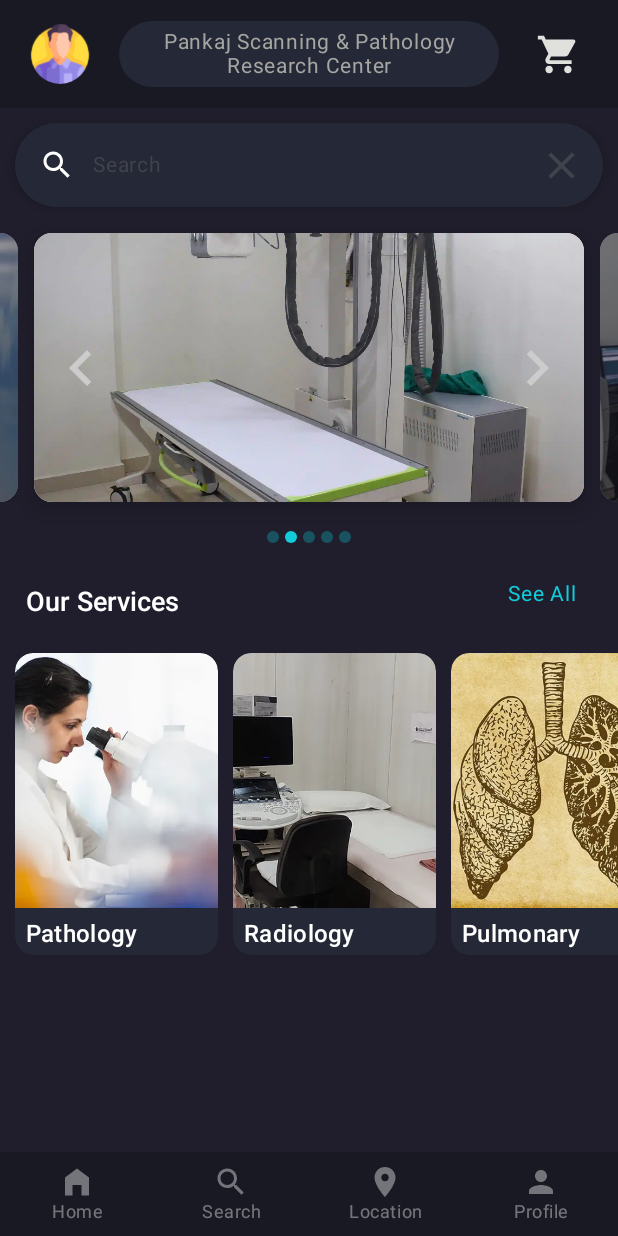
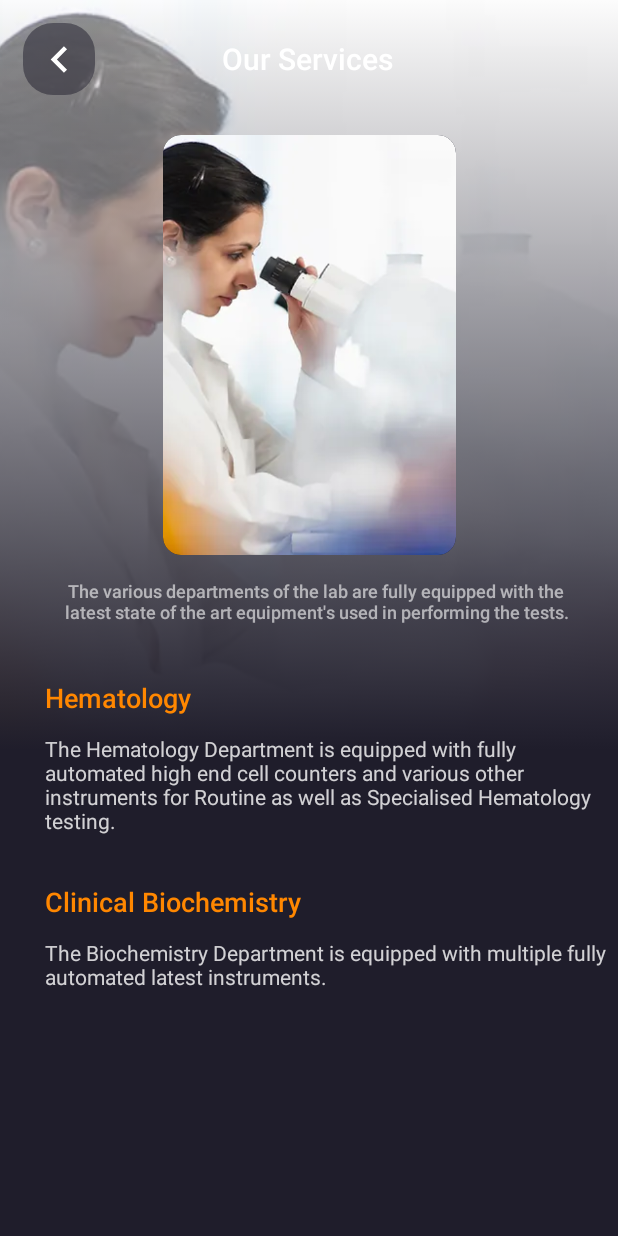
Before and after one commit to ankitkumar1302/PankajScanning, an Android app built with Jetpack Compose: the screen it shows after launch (MainActivity), after a tap on "Pathology", on a phone screen of 412 x 824 dp. Run offline under Robolectric (Android 15) with nearby library versions, the phone set to English and light mode, and no system bars; pictures from the network do not load.

Commit message:
ServiceLayout Screen done

```diff
--- a/app/src/main/java/com/example/pankajscanning/NavHostApp.kt
+++ b/app/src/main/java/com/example/pankajscanning/NavHostApp.kt
@@ -19,6 +19,7 @@ import com.example.pankajscanning.screens.MySubscriptionsScreen
 import com.example.pankajscanning.screens.ProfileScreen
 import com.example.pankajscanning.screens.ReportAnIssueScreen
 import com.example.pankajscanning.screens.SearchScreen
+import com.example.pankajscanning.screens.ServiceScreen
 import com.example.pankajscanning.screens.SettingsScreen
 import com.example.pankajscanning.screens.WalletScreen
 import com.example.pankajscanning.screens.WellnessScreen
@@ -42,7 +43,7 @@ fun NavHostApp(
         exitTransition = { fadeOut() }
     ) {
         composable(Screen.Home.route) {
-            HomeScreen()
+            HomeScreen(navController)
         }
         composable(Screen.Search.route) {
             SearchScreen()
@@ -77,6 +78,9 @@ fun NavHostApp(
         composable(Screen.Profile.route) {
             ProfileScreen()
         }
+        composable(Screen.Service.route) {
+            ServiceScreen()
+        }
     }
 }
 
@@ -101,4 +105,5 @@ sealed class Screen(
     object Wallet : Screen("wallet", R.string.wallet, R.drawable.ic_wallet)
     object Location : Screen("location", R.string.location, R.drawable.ic_location)
     object Profile : Screen("profile", R.string.profile, R.drawable.ic_profile)
+    object Service : Screen("service", R.string.service, R.drawable.ic_service)
 }
--- a/app/src/main/java/com/example/pankajscanning/PankajScanningApp.kt
+++ b/app/src/main/java/com/example/pankajscanning/PankajScanningApp.kt
@@ -61,7 +61,7 @@ fun AppContent() {
     val currentRoute = navBackStackEntry?.destination?.route
     val drawerState = rememberDrawerState(initialValue = DrawerValue.Closed)
     val scope = rememberCoroutineScope()
-    var isScrolling by remember { mutableStateOf(true) }
+    val isScrolling by remember { mutableStateOf(true) }
 
     ModalNavigationDrawer(
         gesturesEnabled = true,
@@ -81,6 +81,7 @@ fun AppContent() {
             Scaffold(
                 modifier = Modifier.fillMaxSize(),
                 topBar = {
+                    if (isVisible(currentRoute, isScrolling)) {
                         HomeTopBar(
                             onOpenCart = {
                                 navController.navigate(Screen.CartScreen.route) {
@@ -94,9 +95,11 @@ fun AppContent() {
                             },
                             currentDestination = navBackStackEntry
                         )
+                    }
                 },
                 bottomBar =
                 {
+                    if (isVisible(currentRoute, isScrolling)) {
                         BottomNavigationBar(
                             items = bottomNav,
                             navController = navController
@@ -105,6 +108,7 @@ fun AppContent() {
                                 navController.navigate(screen.route) {
                                     popUpTo(navController.graph.findStartDestination().id) {
                                         saveState = true
+                                    }
                                 }
                             }
                         }
@@ -125,7 +129,7 @@ fun isVisible(
     currentRoute: String?,
     isScrolling: Boolean
 ): Boolean {
-    val fullScreens = listOf(Screen.Settings, Screen.Search)
+    val fullScreens = listOf(Screen.Service)
     return if (fullScreens.any { currentRoute?.startsWith(it.route) == true }) {
         false
     } else {
--- a/app/src/main/java/com/example/pankajscanning/screens/Cart.kt
+++ b/app/src/main/java/com/example/pankajscanning/screens/Cart.kt
@@ -10,6 +10,7 @@ import com.example.pankajscanning.R
 
 @Composable
 fun CartScreen() {
+
     Column(modifier = Modifier.fillMaxSize()) {
         Text(text = stringResource(id = R.string.cart))
     }
--- a/app/src/main/java/com/example/pankajscanning/screens/Home.kt
+++ b/app/src/main/java/com/example/pankajscanning/screens/Home.kt
@@ -44,6 +44,8 @@ import androidx.compose.ui.res.stringResource
 import androidx.compose.ui.tooling.preview.Preview
 import androidx.compose.ui.unit.dp
 import androidx.compose.ui.unit.sp
+import androidx.navigation.NavController
+import androidx.navigation.compose.rememberNavController
 import com.example.pankajscanning.R
 import com.example.pankajscanning.models.sliderImages
 import com.example.pankajscanning.ui.theme.BlueAccent
@@ -58,7 +60,7 @@ import kotlin.math.absoluteValue
 
 @OptIn(ExperimentalFoundationApi::class)
 @Composable
-fun HomeScreen() {
+fun HomeScreen(navController: NavController) {
     val sliderImagesList = sliderImages
     val pagerState = rememberPagerState(
         initialPage = 0,
@@ -184,8 +186,6 @@ fun HomeScreen() {
                 )
             }
         }
-
-
         Row(
             modifier = Modifier.fillMaxWidth(), horizontalArrangement = Arrangement.SpaceBetween
         ) {
@@ -222,7 +222,7 @@ fun HomeScreen() {
                 .fillMaxWidth()
                 .wrapContentHeight()
         ) {
-            ServicesList(onClick = {})
+            ServicesList(navController)
         }
     }
 }
@@ -230,7 +230,7 @@ fun HomeScreen() {
 @Composable
 @Preview
 fun HomeScreenPreview() {
-    HomeScreen()
+    HomeScreen(navController = rememberNavController())
 }
 
 
--- a/app/src/main/java/com/example/pankajscanning/screens/Service.kt
+++ b/app/src/main/java/com/example/pankajscanning/screens/Service.kt
@@ -1,13 +1,30 @@
 package com.example.pankajscanning.screens
 
+//noinspection UsingMaterialAndMaterial3Libraries
 import androidx.compose.foundation.Image
 import androidx.compose.foundation.background
+import androidx.compose.foundation.layout.Arrangement
 import androidx.compose.foundation.layout.Box
+import androidx.compose.foundation.layout.Column
+import androidx.compose.foundation.layout.Row
+import androidx.compose.foundation.layout.Spacer
 import androidx.compose.foundation.layout.fillMaxSize
 import androidx.compose.foundation.layout.fillMaxWidth
 import androidx.compose.foundation.layout.height
+import androidx.compose.foundation.layout.padding
+import androidx.compose.foundation.layout.size
+import androidx.compose.foundation.layout.width
+import androidx.compose.foundation.rememberScrollState
+import androidx.compose.foundation.shape.RoundedCornerShape
+import androidx.compose.foundation.verticalScroll
+import androidx.compose.material.Icon
+import androidx.compose.material.IconButton
 import androidx.compose.material.Surface
+import androidx.compose.material.Text
+import androidx.compose.material.icons.Icons
+import androidx.compose.material.icons.automirrored.filled.KeyboardArrowLeft
 import androidx.compose.runtime.Composable
+import androidx.compose.ui.Alignment
 import androidx.compose.ui.Modifier
 import androidx.compose.ui.draw.alpha
 import androidx.compose.ui.geometry.Offset
@@ -16,21 +33,27 @@ import androidx.compose.ui.graphics.Color
 import androidx.compose.ui.layout.ContentScale
 import androidx.compose.ui.platform.LocalDensity
 import androidx.compose.ui.res.painterResource
+import androidx.compose.ui.res.stringResource
+import androidx.compose.ui.text.TextStyle
+import androidx.compose.ui.text.font.FontWeight
+import androidx.compose.ui.text.style.TextAlign
 import androidx.compose.ui.tooling.preview.Preview
 import androidx.compose.ui.unit.dp
+import androidx.compose.ui.unit.sp
 import com.example.pankajscanning.R
 import com.example.pankajscanning.ui.theme.Dark
+import com.example.pankajscanning.ui.theme.Orange
 import com.example.pankajscanning.ui.theme.background
-
+import com.example.pankajscanning.views.ServiceCardForServiceScreen
 
 @Composable
 fun ServiceScreen() {
     Surface(
         modifier = Modifier
             .fillMaxSize()
-            .background(background)
+            .background(Dark)
     ) {
-        Box() {
+        Box {
             Image(
                 painter = painterResource(id = R.drawable.pathology),
                 contentDescription = "Service",
@@ -53,13 +76,120 @@ fun ServiceScreen() {
                     )
                 )
         )
-
-
+        Box {
+            Row(
+                modifier = Modifier.fillMaxWidth(),
+                horizontalArrangement = Arrangement.SpaceBetween
+            ) {
+                IconButton(
+                    onClick = { /*TODO*/ },
+                    modifier = Modifier
+                        .padding(15.dp)
+                        .background(
+                            background.copy(alpha = 0.5f),
+                            shape = RoundedCornerShape(20.dp),
+                        ),
+                ) {
+                    Icon(
+                        imageVector = Icons.AutoMirrored.Filled.KeyboardArrowLeft,
+                        contentDescription = null,
+                        Modifier.size(35.dp),
+                        tint = Color.White
+                    )
+                }
+                Text(
+                    text = stringResource(id = R.string.our_services),
+                    modifier = Modifier.align(Alignment.CenterVertically),
+                    style = TextStyle(
+                        fontSize = 20.sp,
+                        fontWeight = FontWeight.SemiBold,
+                    ),
+                    color = Color.White
+                )
+                Spacer(modifier = Modifier.width(80.dp))
+            }
+        }
+    }
+    Column(
+        modifier = Modifier
+            .fillMaxSize()
+            .padding(top = 90.dp)
+            .verticalScroll(rememberScrollState()),
+        verticalArrangement = Arrangement.Top,
+        horizontalAlignment = Alignment.CenterHorizontally
+    ) {
+        ServiceCardForServiceScreen(image = R.drawable.pathology)
+        Text(
+            text = "The various departments of the lab are fully equipped with the" +
+                    " latest state of the art equipment's " +
+                    "used in performing the tests.",
+            style = TextStyle(
+                fontSize = 12.sp,
+                fontWeight = FontWeight.SemiBold,
+                textAlign = TextAlign.Center
+            ),
+            modifier = Modifier
+                .padding(start = 35.dp, top = 17.dp, end = 25.dp)
+                .align(alignment = Alignment.CenterHorizontally),
+            color = Color.White.copy(alpha = 0.6f)
+        )
+        Spacer(modifier = Modifier.height(40.dp))
+        Text(
+            text = "Hematology", style = TextStyle(
+                fontSize = 18.sp,
+                fontWeight = FontWeight.SemiBold,
+                textAlign = TextAlign.Left
+            ),
+            modifier = Modifier
+                .align(Alignment.Start)
+                .padding(start = 30.dp),
+            color = Orange
+        )
+        Text(
+            text = "The Hematology Department is equipped with fully automated high" +
+                    " end cell counters and various other instruments for Routine as well" +
+                    " as Specialised Hematology testing.",
+            style = TextStyle(
+                fontSize = 14.sp,
+                fontWeight = FontWeight.Normal,
+                textAlign = TextAlign.Start
+            ),
+            modifier = Modifier
+                .padding(start = 30.dp, top = 15.dp, end = 5.dp)
+                .align(alignment = Alignment.CenterHorizontally),
+            color = Color.White.copy(alpha = .8f)
+        )
+        Spacer(modifier = Modifier.height(35.dp))
+        Text(
+            text = "Clinical Biochemistry", style = TextStyle(
+                fontSize = 18.sp,
+                fontWeight = FontWeight.SemiBold,
+                textAlign = TextAlign.Left
+            ),
+            modifier = Modifier
+                .align(Alignment.Start)
+                .padding(start = 30.dp),
+            color = Orange
+        )
+        Text(
+            text = "The Biochemistry Department is equipped " +
+                    "with multiple fully automated latest instruments.",
+            style = TextStyle(
+                fontSize = 14.sp,
+                fontWeight = FontWeight.Normal,
+                textAlign = TextAlign.Start
+            ),
+            modifier = Modifier
+                .padding(start = 30.dp, top = 15.dp, end = 5.dp)
+                .align(alignment = Alignment.CenterHorizontally),
+            color = Color.White.copy(alpha = .8f)
+        )
 
     }
+
 }
 
-@Preview
+@Preview()
 @Composable
 private fun PreviewService() {
     ServiceScreen()
--- a/app/src/main/java/com/example/pankajscanning/views/ServiceLayout.kt
+++ b/app/src/main/java/com/example/pankajscanning/views/ServiceLayout.kt
@@ -27,11 +27,14 @@ import androidx.compose.ui.text.style.TextOverflow
 import androidx.compose.ui.tooling.preview.Preview
 import androidx.compose.ui.unit.dp
 import androidx.compose.ui.unit.sp
+import androidx.navigation.NavController
+import com.example.pankajscanning.R
+import com.example.pankajscanning.Screen
 import com.example.pankajscanning.models.servicesList
 import com.example.pankajscanning.ui.theme.Typography
 
 @Composable
-fun ServicesList(onClick: () -> Unit) {
+fun ServicesList(navController: NavController) {
     LazyRow(
         modifier = Modifier
             .padding(),
@@ -39,18 +42,22 @@ fun ServicesList(onClick: () -> Unit) {
         contentPadding = PaddingValues(horizontal = 10.dp)
     ) {
         items(servicesList) { service ->
-            ServiceCard(title = service.title, image = service.image)
+            ServiceCard(title = service.title, image = service.image, onClick = {
+                navController.navigate(
+                    Screen.Service.route
+                )
+            })
         }
     }
 }
 
 @Composable
-fun ServiceCard(title: String, image: Int) {
+fun ServiceCard(title: String, image: Int, onClick: () -> Unit) {
     Card(
         modifier = Modifier
             .width(135.dp)
-            .clip(shape = RoundedCornerShape(12.dp))
-            .clickable { },
+            .clip(shape = RoundedCornerShape(12.dp)).clickable { onClick() },
+//            .clickable {onClick = onClick},
         shape = RoundedCornerShape(12.dp),
         colors = CardDefaults.cardColors(
             containerColor = Color(0xFF252836),
@@ -85,8 +92,49 @@ fun ServiceCard(title: String, image: Int) {
     }
 }
 
-@Preview(showBackground = true)
 @Composable
-private fun PreviewService() {
-    ServicesList {}
+fun ServiceCardForServiceScreen(image: Int) {
+    Card(
+        modifier = Modifier
+            .width(195.dp)
+            .clip(shape = RoundedCornerShape(12.dp))
+            .clickable { },
+        shape = RoundedCornerShape(12.dp),
+        colors = CardDefaults.cardColors(
+            containerColor = Color(0xFF252836),
+            contentColor = Color(0xFF000000)
+        ),
+        elevation = CardDefaults.cardElevation(5.dp),
+    ) {
+        Column {
+            Box(modifier = Modifier.height(280.dp)) {
+                Image(
+                    painter = painterResource(id = image), contentDescription = null,
+                    contentScale = ContentScale.Crop,
+                    modifier = Modifier.fillMaxSize()
+                )
+            }
+        }
+    }
 }
+
+
+//@Preview(showBackground = true)
+//@Composable
+//private fun PreviewService() {
+//    ServicesList {}
+//}
+//
+//@Preview
+//@Composable
+//private fun PreviewServiceCard() {
+//    ServiceCard(
+//        title = "Pathology", image = R.drawable.pathology
+//    )
+//}
+
+@Preview
+@Composable
+private fun PreviewServiceCardForServiceScreen() {
+    ServiceCardForServiceScreen(R.drawable.pathology)
+}
--- /dev/null
+++ b/app/src/main/res/drawable/ic_service.xml
@@ -0,0 +1,7 @@
+<vector xmlns:android="http://schemas.android.com/apk/res/android" android:height="24dp" android:tint="#000000" android:viewportHeight="24" android:viewportWidth="24" android:width="24dp">
+
+    <path android:fillColor="@android:color/white" android:pathData="M14.17,13.71l1.4,-2.42c0.09,-0.15 0.05,-0.34 -0.08,-0.45l-1.48,-1.16c0.03,-0.22 0.05,-0.45 0.05,-0.68s-0.02,-0.46 -0.05,-0.69l1.48,-1.16c0.13,-0.11 0.17,-0.3 0.08,-0.45l-1.4,-2.42c-0.09,-0.15 -0.27,-0.21 -0.43,-0.15L12,4.83c-0.36,-0.28 -0.75,-0.51 -1.18,-0.69l-0.26,-1.85C10.53,2.13 10.38,2 10.21,2h-2.8C7.24,2 7.09,2.13 7.06,2.3L6.8,4.15C6.38,4.33 5.98,4.56 5.62,4.84l-1.74,-0.7c-0.16,-0.06 -0.34,0 -0.43,0.15l-1.4,2.42C1.96,6.86 2,7.05 2.13,7.16l1.48,1.16C3.58,8.54 3.56,8.77 3.56,9s0.02,0.46 0.05,0.69l-1.48,1.16C2,10.96 1.96,11.15 2.05,11.3l1.4,2.42c0.09,0.15 0.27,0.21 0.43,0.15l1.74,-0.7c0.36,0.28 0.75,0.51 1.18,0.69l0.26,1.85C7.09,15.87 7.24,16 7.41,16h2.8c0.17,0 0.32,-0.13 0.35,-0.3l0.26,-1.85c0.42,-0.18 0.82,-0.41 1.18,-0.69l1.74,0.7C13.9,13.92 14.08,13.86 14.17,13.71zM8.81,11c-1.1,0 -2,-0.9 -2,-2c0,-1.1 0.9,-2 2,-2s2,0.9 2,2C10.81,10.1 9.91,11 8.81,11z"/>
+
+    <path android:fillColor="@android:color/white" android:pathData="M21.92,18.67l-0.96,-0.74c0.02,-0.14 0.04,-0.29 0.04,-0.44c0,-0.15 -0.01,-0.3 -0.04,-0.44l0.95,-0.74c0.08,-0.07 0.11,-0.19 0.05,-0.29l-0.9,-1.55c-0.05,-0.1 -0.17,-0.13 -0.28,-0.1l-1.11,0.45c-0.23,-0.18 -0.48,-0.33 -0.76,-0.44l-0.17,-1.18C18.73,13.08 18.63,13 18.53,13h-1.79c-0.11,0 -0.21,0.08 -0.22,0.19l-0.17,1.18c-0.27,0.12 -0.53,0.26 -0.76,0.44l-1.11,-0.45c-0.1,-0.04 -0.22,0 -0.28,0.1l-0.9,1.55c-0.05,0.1 -0.04,0.22 0.05,0.29l0.95,0.74c-0.02,0.14 -0.03,0.29 -0.03,0.44c0,0.15 0.01,0.3 0.03,0.44l-0.95,0.74c-0.08,0.07 -0.11,0.19 -0.05,0.29l0.9,1.55c0.05,0.1 0.17,0.13 0.28,0.1l1.11,-0.45c0.23,0.18 0.48,0.33 0.76,0.44l0.17,1.18c0.02,0.11 0.11,0.19 0.22,0.19h1.79c0.11,0 0.21,-0.08 0.22,-0.19l0.17,-1.18c0.27,-0.12 0.53,-0.26 0.75,-0.44l1.12,0.45c0.1,0.04 0.22,0 0.28,-0.1l0.9,-1.55C22.03,18.86 22,18.74 21.92,18.67zM17.63,18.83c-0.74,0 -1.35,-0.6 -1.35,-1.35s0.6,-1.35 1.35,-1.35s1.35,0.6 1.35,1.35S18.37,18.83 17.63,18.83z"/>
+
+</vector>
```
Lines whose indentation alone changed are shown as unchanged.
